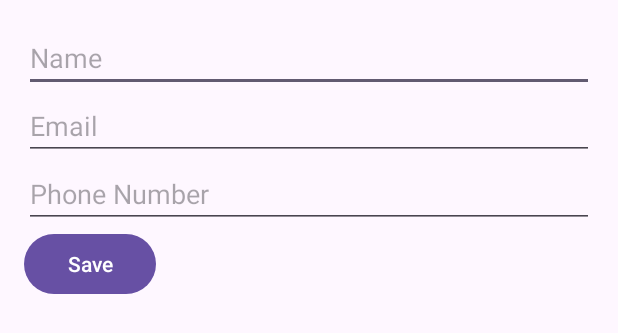
After one commit to CMPUT301F24iconic/iconic-RaffleEvent, an Android app: the layout activity_profile.xml on its own in the app's theme, with its tools: preview values and no code run, on a phone screen of 412 x 824 dp. The commit adds this screen. Shown: the top 333 px of the screen. Run offline under Robolectric (Android 15) with nearby library versions, the phone set to English and light mode, and no system bars.

Commit message:
updated zhiyuan Li

```diff
--- /dev/null
+++ b/app/src/main/res/layout/activity_profile.xml
@@ -0,0 +1,35 @@
+<?xml version="1.0" encoding="utf-8"?>
+<LinearLayout xmlns:android="http://schemas.android.com/apk/res/android"
+    android:layout_width="match_parent"
+    android:layout_height="match_parent"
+    android:orientation="vertical"
+    android:padding="16dp">
+
+    <EditText
+        android:id="@+id/nameEditText"
+        android:layout_width="match_parent"
+        android:layout_height="wrap_content"
+        android:hint="Name"
+        android:inputType="textPersonName" />
+
+    <EditText
+        android:id="@+id/emailEditText"
+        android:layout_width="match_parent"
+        android:layout_height="wrap_content"
+        android:hint="Email"
+        android:inputType="textEmailAddress" />
+
+    <EditText
+        android:id="@+id/phoneEditText"
+        android:layout_width="match_parent"
+        android:layout_height="wrap_content"
+        android:hint="Phone Number"
+        android:inputType="phone" />
+
+    <Button
+        android:id="@+id/saveProfileButton"
+        android:layout_width="wrap_content"
+        android:layout_height="wrap_content"
+        android:text="Save" />
+
+</LinearLayout>
```
Also changed, not shown: app/build.gradle.kts (+31 -3 lines), app/src/main/java/com/example/iconic_raffleevent/controller/FirebaseController.java (+16 -1 lines), app/src/main/java/com/example/iconic_raffleevent/controller/UserController.java (+11 -5 lines), app/src/main/java/com/example/iconic_raffleevent/model/Role.java (added, +7 -0 lines), app/src/main/java/com/example/iconic_raffleevent/model/User.java (+32 -70 lines), app/src/main/java/com/example/iconic_raffleevent/view/ProfileActivity.java (+35 -17 lines), build.gradle.kts (+9 -3 lines), gradle/libs.versions.toml (+47 -3 lines), gradle/wrapper/gradle-wrapper.properties, 1 other file.
